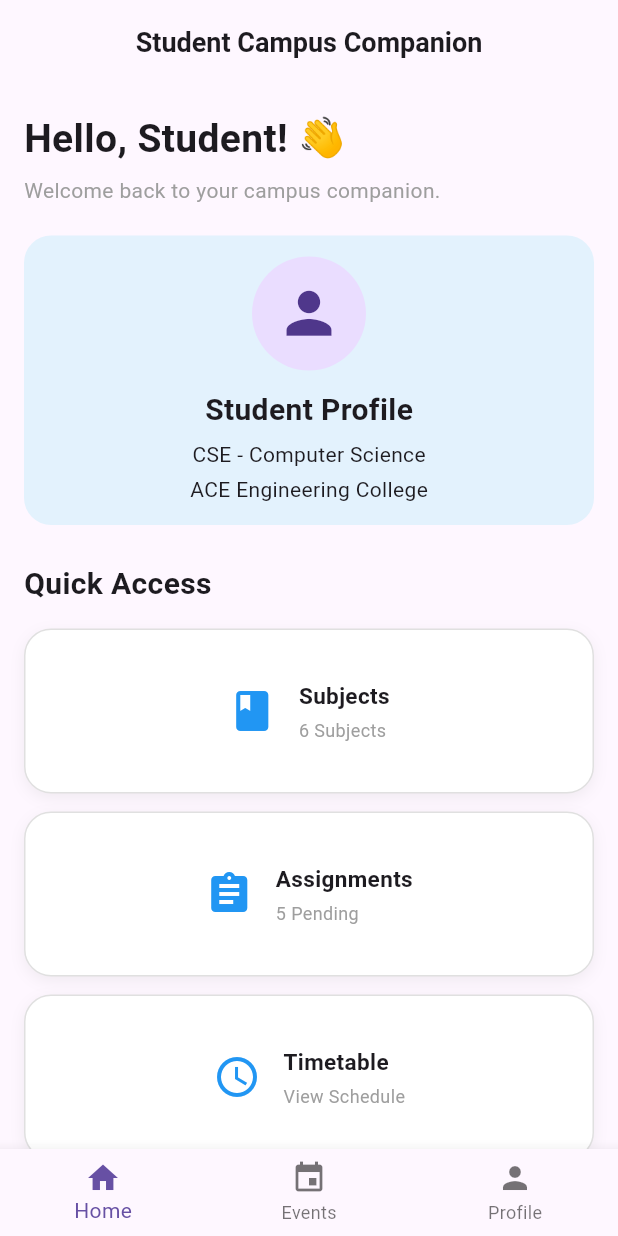
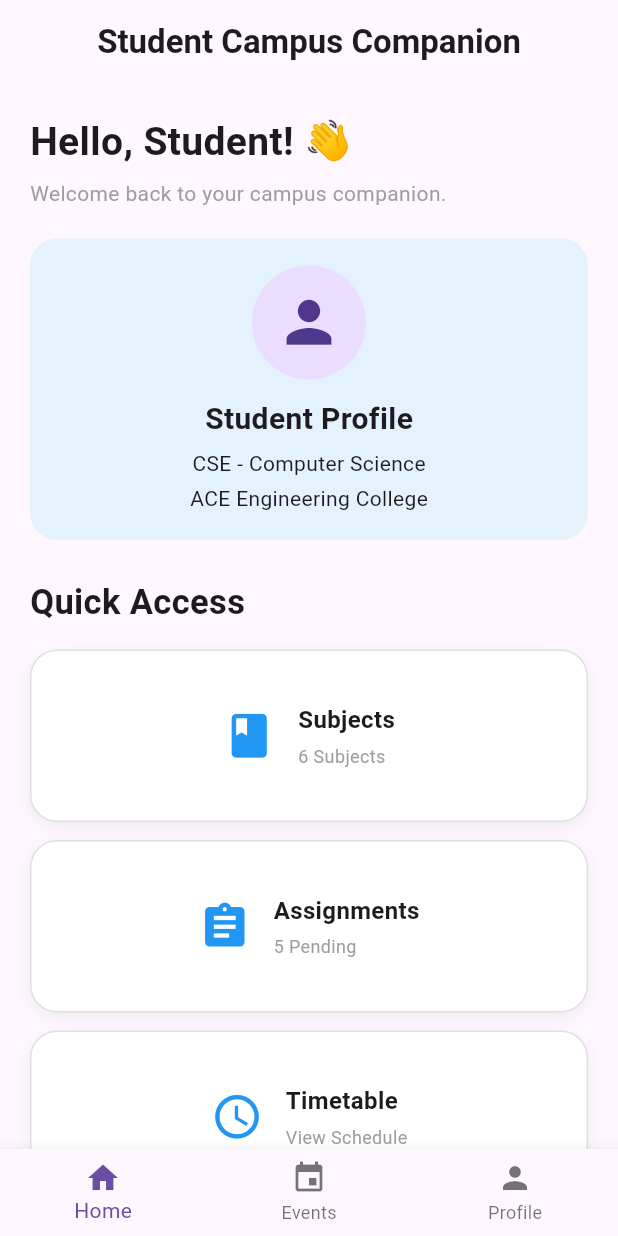
Before and after one commit to samalavennela2006-svg/Student_Campus_Companion, a Flutter app: the screen it shows after launch, on a phone screen of 412 x 824 dp. Run offline on Flutter 3.47's test engine with Material 3 defaults, Android fonts, the phone set to English and light mode, and no system bars.

Commit message:
3B: Implement Adaptive Layout with LayoutBuilder

```diff
--- a/lib/main.dart
+++ b/lib/main.dart
@@ -22,50 +22,39 @@ class HomePage extends StatelessWidget {
 
   @override
   Widget build(BuildContext context) {
-
-    // Get screen information using MediaQuery
-    final screenWidth = MediaQuery.of(context).size.width;
-    final screenHeight = MediaQuery.of(context).size.height;
-    final orientation = MediaQuery.of(context).orientation;
-
-    // Responsive values
-   final isSmallScreen = screenWidth < 1000;
-    final isLandscape = orientation == Orientation.landscape;
-
-    final horizontalPadding = isSmallScreen ? 16.0 : 28.0;
-
-    final titleSize = isSmallScreen ? 26.0 : 32.0;
-
-    final sectionTitleSize = isSmallScreen ? 20.0 : 24.0;
-
     return Scaffold(
       appBar: AppBar(
-        title: Text(
+        title: const Text(
           'Student Campus Companion',
-          style: TextStyle(
-            fontWeight: FontWeight.bold,
-            fontSize: isSmallScreen ? 18 : 22,
-          ),
+          style: TextStyle(fontWeight: FontWeight.bold),
         ),
         centerTitle: true,
       ),
 
       body: SingleChildScrollView(
         child: Padding(
-          padding: EdgeInsets.symmetric(
-            horizontal: horizontalPadding,
-            vertical: 18,
-          ),
+          padding: const EdgeInsets.all(20),
 
-          child: Column(
+          // LayoutBuilder checks the available space
+          child: LayoutBuilder(
+            builder: (context, constraints) {
+
+              final availableWidth = constraints.maxWidth;
+
+              // Layout breakpoints
+              final isMobile = availableWidth < 600;
+              final isTablet = availableWidth >= 600 &&
+                  availableWidth < 1000;
+
+              return Column(
                 crossAxisAlignment: CrossAxisAlignment.start,
                 children: [
 
-              // Responsive heading
+                  // Welcome section
                   Text(
                     'Hello, Student! 👋',
                     style: TextStyle(
-                  fontSize: titleSize,
+                      fontSize: isMobile ? 26 : 32,
                       fontWeight: FontWeight.bold,
                     ),
                   ),
@@ -75,26 +64,24 @@ class HomePage extends StatelessWidget {
                   Text(
                     'Welcome back to your campus companion.',
                     style: TextStyle(
-                  fontSize: isSmallScreen ? 14 : 17,
+                      fontSize: isMobile ? 14 : 17,
                       color: Colors.grey,
                     ),
                   ),
 
                   const SizedBox(height: 20),
 
-              // Responsive profile section
+                  // Student Profile
                   Container(
                     width: double.infinity,
-                padding: EdgeInsets.all(
-                  isSmallScreen ? 14 : 20,
+                    padding: const EdgeInsets.all(18),
+
+                    decoration: BoxDecoration(
+                      color: Colors.blue.shade50,
+                      borderRadius: BorderRadius.circular(18),
                     ),
 
-                decoration: BoxDecoration(
-                  borderRadius: BorderRadius.circular(18),
-                  color: Colors.blue.shade50,
-                ),
-
-                child: isSmallScreen && !isLandscape
+                    child: isMobile
                         ? const Column(
                             children: [
                               CircleAvatar(
@@ -124,7 +111,6 @@ class HomePage extends StatelessWidget {
                               Text('ACE Engineering College'),
                             ],
                           )
-
                         : const Row(
                             children: [
                               CircleAvatar(
@@ -164,25 +150,24 @@ class HomePage extends StatelessWidget {
 
                   const SizedBox(height: 25),
 
-              Text(
+                  const Text(
                     'Quick Access',
                     style: TextStyle(
-                  fontSize: sectionTitleSize,
+                      fontSize: 23,
                       fontWeight: FontWeight.bold,
                     ),
                   ),
 
                   const SizedBox(height: 15),
 
-              // Responsive cards
-              if (isSmallScreen)
+                  // LayoutBuilder decides the card arrangement
+                  if (isMobile)
                     Column(
                       children: [
                         campusCard(
                           Icons.book,
                           'Subjects',
                           '6 Subjects',
-                      isSmallScreen,
                         ),
 
                         const SizedBox(height: 12),
@@ -191,7 +176,6 @@ class HomePage extends StatelessWidget {
                           Icons.assignment,
                           'Assignments',
                           '5 Pending',
-                      isSmallScreen,
                         ),
 
                         const SizedBox(height: 12),
@@ -200,7 +184,6 @@ class HomePage extends StatelessWidget {
                           Icons.schedule,
                           'Timetable',
                           'View Schedule',
-                      isSmallScreen,
                         ),
 
                         const SizedBox(height: 12),
@@ -209,11 +192,9 @@ class HomePage extends StatelessWidget {
                           Icons.account_balance_wallet,
                           'Expenses',
                           '₹2,450',
-                      isSmallScreen,
                         ),
                       ],
                     )
-
                   else
                     Column(
                       children: [
@@ -224,7 +205,6 @@ class HomePage extends StatelessWidget {
                                 Icons.book,
                                 'Subjects',
                                 '6 Subjects',
-                            false,
                               ),
                             ),
 
@@ -235,7 +215,6 @@ class HomePage extends StatelessWidget {
                                 Icons.assignment,
                                 'Assignments',
                                 '5 Pending',
-                            false,
                               ),
                             ),
                           ],
@@ -250,7 +229,6 @@ class HomePage extends StatelessWidget {
                                 Icons.schedule,
                                 'Timetable',
                                 'View Schedule',
-                            false,
                               ),
                             ),
 
@@ -261,7 +239,6 @@ class HomePage extends StatelessWidget {
                                 Icons.account_balance_wallet,
                                 'Expenses',
                                 '₹2,450',
-                            false,
                               ),
                             ),
                           ],
@@ -271,31 +248,30 @@ class HomePage extends StatelessWidget {
 
                   const SizedBox(height: 25),
 
-              Text(
+                  const Text(
                     'Upcoming Event',
                     style: TextStyle(
-                  fontSize: sectionTitleSize,
+                      fontSize: 23,
                       fontWeight: FontWeight.bold,
                     ),
                   ),
 
                   const SizedBox(height: 15),
 
-              // Responsive event section
+                  // Adaptive event layout
                   Container(
                     width: double.infinity,
-                padding: EdgeInsets.all(
-                  isSmallScreen ? 16 : 22,
+                    padding: const EdgeInsets.all(20),
+
+                    decoration: BoxDecoration(
+                      color: Colors.orange.shade100,
+                      borderRadius: BorderRadius.circular(18),
                     ),
 
-                decoration: BoxDecoration(
-                  borderRadius: BorderRadius.circular(18),
-                  color: Colors.orange.shade100,
-                ),
-
-                child: isSmallScreen
+                    child: isMobile
                         ? Column(
-                        crossAxisAlignment: CrossAxisAlignment.start,
+                            crossAxisAlignment:
+                                CrossAxisAlignment.start,
                             children: [
                               const Icon(
                                 Icons.event,
@@ -327,7 +303,6 @@ class HomePage extends StatelessWidget {
                               ),
                             ],
                           )
-
                         : Row(
                             children: [
                               const Icon(
@@ -370,35 +345,33 @@ class HomePage extends StatelessWidget {
 
                   const SizedBox(height: 25),
 
-              // Reminder section
+                  // Reminder
                   Container(
                     width: double.infinity,
-                padding: EdgeInsets.all(
-                  isSmallScreen ? 15 : 20,
+                    padding: const EdgeInsets.all(18),
+
+                    decoration: BoxDecoration(
+                      color: Colors.green.shade50,
+                      borderRadius: BorderRadius.circular(18),
                     ),
 
-                decoration: BoxDecoration(
-                  borderRadius: BorderRadius.circular(18),
-                  color: Colors.green.shade50,
-                ),
-
-                child: Row(
+                    child: const Row(
                       children: [
                         Icon(
                           Icons.notifications_active,
-                      size: isSmallScreen ? 32 : 38,
-                      color: Colors.green.shade700,
+                          size: 36,
+                          color: Colors.green,
                         ),
 
-                    const SizedBox(width: 15),
+                        SizedBox(width: 15),
 
-                    const Expanded(
+                        Expanded(
                           child: Column(
                             crossAxisAlignment:
                                 CrossAxisAlignment.start,
                             children: [
                               Text(
-                            'Today\'s Reminder',
+                                "Today's Reminder",
                                 style: TextStyle(
                                   fontSize: 18,
                                   fontWeight: FontWeight.bold,
@@ -422,25 +395,18 @@ class HomePage extends StatelessWidget {
                   Center(
                     child: ElevatedButton.icon(
                       onPressed: () {},
-
                       icon: const Icon(Icons.dashboard),
-
-                  label: Text(
-                    'Explore Campus',
-                    style: TextStyle(
-                      fontSize: isSmallScreen ? 14 : 16,
-                    ),
-                  ),
+                      label: const Text('Explore Campus'),
                     ),
                   ),
 
-              const SizedBox(height: 15),
+                  const SizedBox(height: 20),
 
-              // Display screen information
+                  // Shows the current LayoutBuilder constraint
                   Center(
                     child: Text(
-                  'Screen: ${screenWidth.toStringAsFixed(0)} × '
-                  '${screenHeight.toStringAsFixed(0)}',
+                      'Available Width: '
+                      '${availableWidth.toStringAsFixed(0)} px',
                       style: const TextStyle(
                         color: Colors.grey,
                         fontSize: 12,
@@ -452,9 +418,11 @@ class HomePage extends StatelessWidget {
 
                   Center(
                     child: Text(
-                  isLandscape
-                      ? 'Landscape Mode'
-                      : 'Portrait Mode',
+                      isMobile
+                          ? 'Mobile Layout'
+                          : isTablet
+                              ? 'Tablet Layout'
+                              : 'Desktop Layout',
                       style: const TextStyle(
                         color: Colors.grey,
                         fontSize: 12,
@@ -464,6 +432,8 @@ class HomePage extends StatelessWidget {
 
                   const SizedBox(height: 15),
                 ],
+              );
+            },
           ),
         ),
       ),
@@ -495,18 +465,15 @@ class HomePage extends StatelessWidget {
     IconData icon,
     String title,
     String subtitle,
-    bool isSmallScreen,
   ) {
     return Container(
       width: double.infinity,
-
-      height: isSmallScreen ? 110 : 125,
+      height: 115,
 
       padding: const EdgeInsets.all(15),
 
       decoration: BoxDecoration(
         color: Colors.white,
-
         borderRadius: BorderRadius.circular(18),
 
         border: Border.all(
@@ -528,7 +495,7 @@ class HomePage extends StatelessWidget {
         children: [
           Icon(
             icon,
-            size: isSmallScreen ? 32 : 38,
+            size: 35,
             color: Colors.blue,
           ),
 
@@ -542,9 +509,8 @@ class HomePage extends StatelessWidget {
             children: [
               Text(
                 title,
-
-                style: TextStyle(
-                  fontSize: isSmallScreen ? 15 : 16,
+                style: const TextStyle(
+                  fontSize: 16,
                   fontWeight: FontWeight.bold,
                 ),
               ),
@@ -553,7 +519,6 @@ class HomePage extends StatelessWidget {
 
               Text(
                 subtitle,
-
                 style: const TextStyle(
                   fontSize: 12,
                   color: Colors.grey,
```
Also changed, not shown: images/exp_3b_desktop.png (added), images/exp_3b_tablet.png (added), 1 other file. Lines whose indentation alone changed are shown as unchanged.
